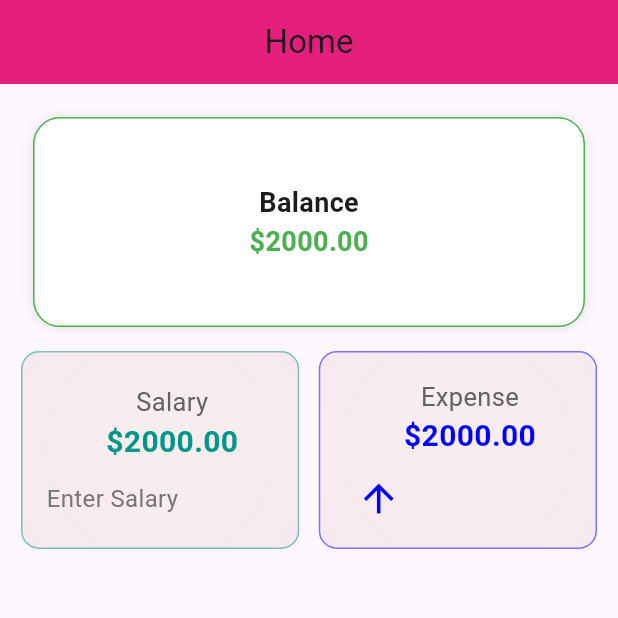
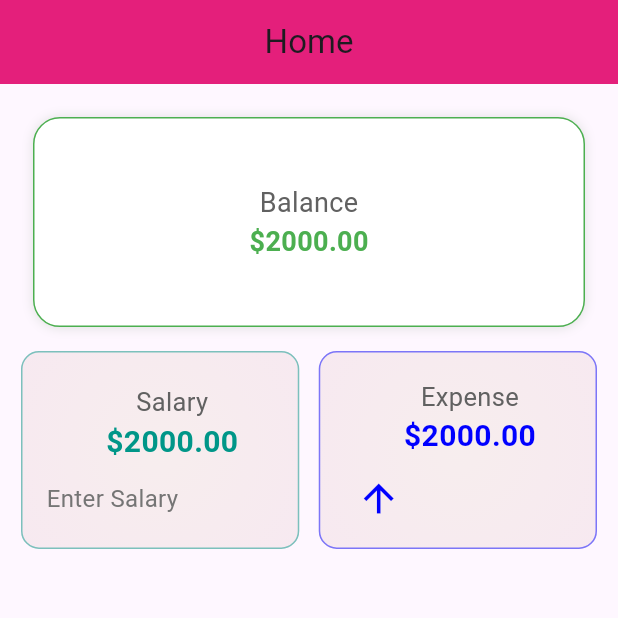
Before and after one commit to Arif-khan085/expanse_tracker, a Flutter app: the HomeScreen screen opened by its route, on a phone screen of 412 x 824 dp, the top half of it. Run offline on Flutter 3.47's test engine with Material 3 defaults, Android fonts, the phone set to English and light mode, and no system bars; our stand-ins replace cloud_firestore, firebase_auth, firebase_core, fl_chart, fluttertoast, get and 1 more; accounts and stored records are empty.

Commit message:
add balance

```diff
--- a/lib/res/components/add_balance.dart
+++ b/lib/res/components/add_balance.dart
@@ -19,9 +19,9 @@ class AddBalance extends StatelessWidget {
       margin: const EdgeInsets.all(12),
       padding: const EdgeInsets.symmetric(vertical: 16, horizontal: 20),
       decoration: BoxDecoration(
-        border: BoxBorder.all(color: AppColors.greenColor),
         color: Colors.white,
         borderRadius: BorderRadius.circular(18),
+        border: BoxBorder.all(color: AppColors.greenColor),
         boxShadow: [
           BoxShadow(
             color: Colors.grey.shade300,
@@ -36,16 +36,16 @@ class AddBalance extends StatelessWidget {
           // Cart Title
           Text(
             title,
-            style: const TextStyle(
+            style: TextStyle(
               fontSize: 18,
-              fontWeight: FontWeight.bold,
+              color: Colors.grey[700]
             ),
           ),
 
           // Balance
           Text(
             "\$${balance.toStringAsFixed(2)}",
-            style: const TextStyle(
+            style:  TextStyle(
               fontSize: 18,
               fontWeight: FontWeight.w600,
               color: Colors.green,
```
